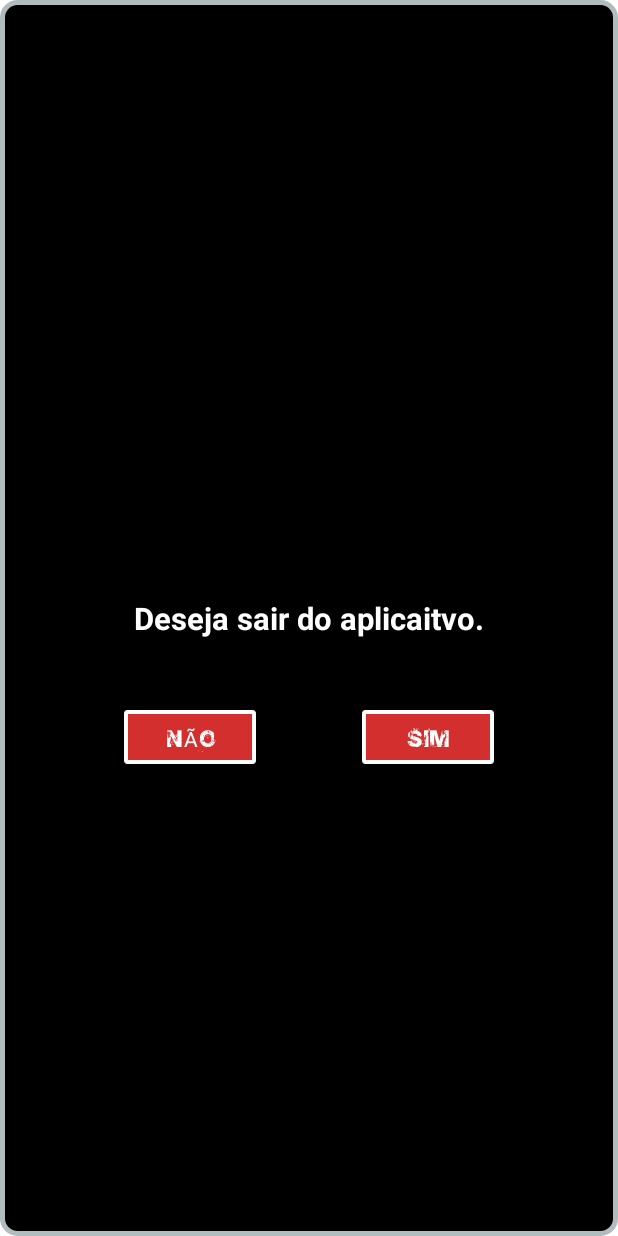
After one commit to adrian971029/GameTime, an Android app: the layout custom_dialog_exit.xml on its own in the app's theme, with its tools: preview values and no code run, on a phone screen of 412 x 824 dp. The commit adds this screen. Run offline under Robolectric (Android 15) with nearby library versions, the phone set to English and light mode, and no system bars.

Commit message:
Implementado estilo do aplicativo e adicionada outras dependencias

```diff
--- /dev/null
+++ b/app/src/main/res/drawable/border_dialog.xml
@@ -0,0 +1,7 @@
+<?xml version="1.0" encoding="UTF-8"?>
+<shape xmlns:android="http://schemas.android.com/apk/res/android">
+    <solid android:color="@color/preto"/>
+    <stroke android:width="3dip" android:color="#B1BCBE" />
+    <corners android:radius="10dip"/>
+    <padding android:left="0dip" android:top="0dip" android:right="0dip" android:bottom="0dip" />
+</shape>
--- /dev/null
+++ b/app/src/main/res/layout/custom_dialog_exit.xml
@@ -0,0 +1,60 @@
+<?xml version="1.0" encoding="utf-8"?>
+<androidx.constraintlayout.widget.ConstraintLayout xmlns:android="http://schemas.android.com/apk/res/android"
+    xmlns:app="http://schemas.android.com/apk/res-auto"
+    xmlns:tools="http://schemas.android.com/tools"
+    android:padding="12dp"
+    android:layout_width="match_parent"
+    android:layout_height="match_parent"
+    android:background="@drawable/border_dialog">
+
+    <TextView
+        android:id="@+id/tv_msg"
+        android:layout_width="wrap_content"
+        android:layout_height="wrap_content"
+        android:textColor="@color/branco"
+        android:textSize="@dimen/_16sdp"
+        android:textStyle="bold"
+        app:layout_constraintBottom_toBottomOf="parent"
+        app:layout_constraintEnd_toEndOf="parent"
+        app:layout_constraintStart_toStartOf="parent"
+        app:layout_constraintTop_toTopOf="parent"
+        tools:text="Deseja sair do aplicaitvo." />
+
+    <com.google.android.material.button.MaterialButton
+        android:id="@+id/bt_positivo"
+        android:layout_width="wrap_content"
+        android:layout_height="wrap_content"
+        android:layout_marginTop="@dimen/_32sdp"
+        android:fontFamily="@font/base2"
+        android:text="@string/lbl_sim"
+        android:textColor="@color/branco"
+        app:cornerRadius="@dimen/_2sdp"
+        app:backgroundTint="@color/colorPrimaryDark"
+        app:strokeColor="@color/branco"
+        app:strokeWidth="@dimen/_2sdp"
+        app:rippleColor="@color/branco"
+        app:layout_constraintEnd_toEndOf="parent"
+        app:layout_constraintHorizontal_bias="0.5"
+        app:layout_constraintStart_toEndOf="@+id/bt_negativo"
+        app:layout_constraintTop_toBottomOf="@+id/tv_msg" />
+
+    <com.google.android.material.button.MaterialButton
+        android:id="@+id/bt_negativo"
+        android:layout_width="wrap_content"
+        android:layout_height="wrap_content"
+        android:layout_marginTop="@dimen/_32sdp"
+        android:fontFamily="@font/base2"
+        android:text="@string/lbl_nao"
+        android:textColor="@color/branco"
+        app:cornerRadius="@dimen/_2sdp"
+        app:rippleColor="@color/branco"
+        app:strokeColor="@color/branco"
+        app:backgroundTint="@color/colorPrimaryDark"
+        app:strokeWidth="@dimen/_2sdp"
+        app:layout_constraintEnd_toStartOf="@+id/bt_positivo"
+        app:layout_constraintHorizontal_bias="0.5"
+        app:layout_constraintHorizontal_chainStyle="spread"
+        app:layout_constraintStart_toStartOf="parent"
+        app:layout_constraintTop_toBottomOf="@+id/tv_msg" />
+
+</androidx.constraintlayout.widget.ConstraintLayout>
--- a/app/src/main/res/layout/view_initial_title.xml
+++ b/app/src/main/res/layout/view_initial_title.xml
@@ -10,7 +10,7 @@
         android:fontFamily="@font/base2"
         android:text="@string/lbl_game"
         android:textColor="@color/branco"
-        android:textSize="40sp" />
+        android:textSize="@dimen/_36sdp" />
 
     <TextView
         android:layout_width="wrap_content"
@@ -18,6 +18,6 @@
         android:fontFamily="@font/base2"
         android:text="@string/lbl_time"
         android:textColor="@color/colorPrimaryDark"
-        android:textSize="40sp" />
+        android:textSize="@dimen/_36sdp" />
 
 </LinearLayout>
--- a/app/src/main/res/values/colors.xml
+++ b/app/src/main/res/values/colors.xml
@@ -6,4 +6,6 @@
     <color name="colorPrimaryLigth">#FFCDD2</color>
     <color name="preto">#000000</color>
     <color name="branco">#FFFFFF</color>
+    <color name="preto_claro">#5D4037</color>
+    <color name="verde">#009000</color>
 </resources>
--- a/app/src/main/res/values/strings.xml
+++ b/app/src/main/res/values/strings.xml
@@ -3,4 +3,8 @@
     <string name="lbl_toque_para_iniciar">Toque para iniciar</string>
     <string name="lbl_game" translatable="false">Game</string>
     <string name="lbl_time" translatable="false">Time</string>
+    <string name="lbl_sim">Sim</string>
+    <string name="lbl_nao">Não</string>
+    <string name="lbl_deseja_sair">Tem certeza que deseja sair do aplicativo?</string>
+    <string name="lbl_produced_by_AAO">Produced by A.A.O</string>
 </resources>
--- a/app/src/main/res/values/styles.xml
+++ b/app/src/main/res/values/styles.xml
@@ -1,7 +1,7 @@
 <resources>
 
     <!-- Base application theme. -->
-    <style name="AppTheme" parent="Theme.AppCompat.Light.DarkActionBar">
+    <style name="AppTheme" parent="Theme.MaterialComponents.Light">
         <!-- Customize your theme here. -->
         <item name="colorPrimary">@color/colorPrimary</item>
         <item name="colorPrimaryDark">@color/colorPrimaryDark</item>
--- a/build.gradle
+++ b/build.gradle
@@ -7,7 +7,7 @@ buildscript {
 
     }
     dependencies {
-        classpath 'com.android.tools.build:gradle:3.4.0-rc03'
+        classpath 'com.android.tools.build:gradle:3.4.2'
 
         // NOTE: Do not place your application dependencies here; they belong
         // in the individual module build.gradle files
```
Also changed, not shown: app/build.gradle (+10 -2 lines), app/src/main/java/com/adrian971029/gametime/BaseActivity.java (+81 -0 lines), app/src/main/java/com/adrian971029/gametime/view/MainActivity.java (+27 -0 lines), app/src/main/res/layout/activity_main.xml (+19 -1 lines).
